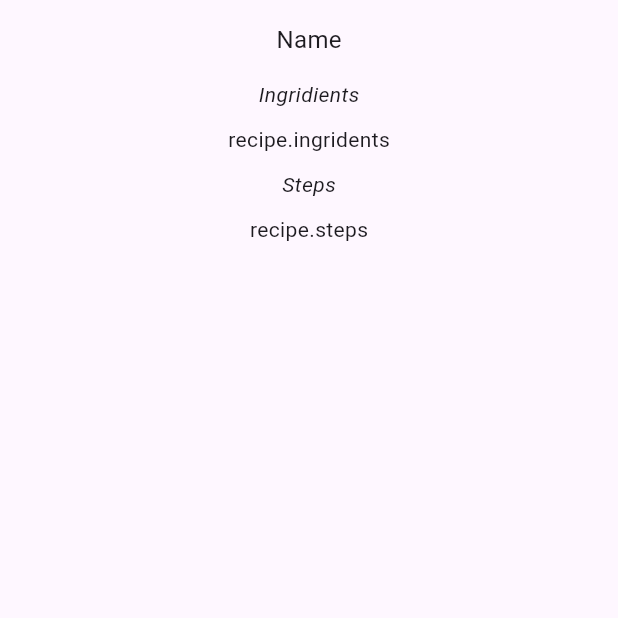
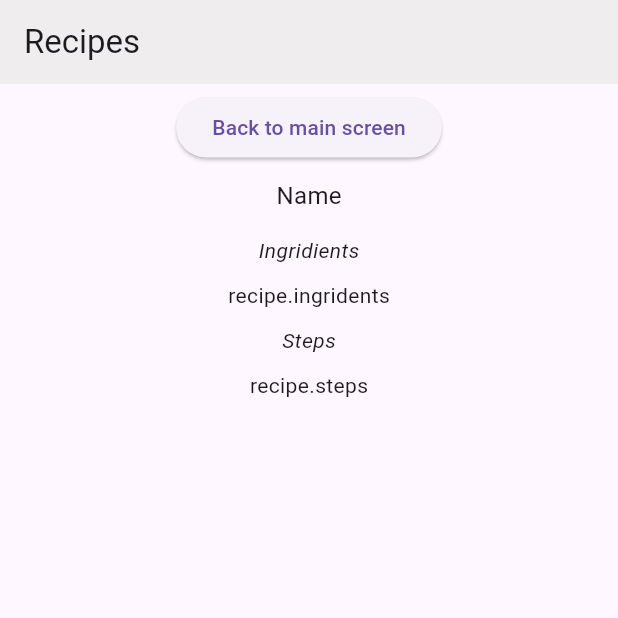
Before and after one commit to Slouna/reseptikirja, a Flutter app: the RecipeScreen screen opened directly, on a phone screen of 412 x 824 dp, the top half of it. Run offline on Flutter 3.47's test engine with Material 3 defaults, Android fonts, the phone set to English and light mode, and no system bars; our stand-ins replace flutter_form_builder, form_builder_validators, get, hive_ce_flutter; accounts and stored records are empty.

Commit message:
navigation to named recipe route added

```diff
--- a/lib/main.dart
+++ b/lib/main.dart
@@ -12,7 +12,8 @@ Future<void> main() async {
   await Hive.initFlutter();
   await Hive.openBox("storage");
   Get.lazyPut<RecipeController>(() => RecipeController());
-  runApp(GetMaterialApp(home: MainPage(), getPages: [
+  runApp(GetMaterialApp(initialRoute: "/", getPages: [
+    GetPage(name: "/", page: () => MainPage()),
     GetPage(name: "/recipe/:recipeName", page: () => RecipeScreen())
   ], ));
 }
--- a/lib/widgets/main_page.dart
+++ b/lib/widgets/main_page.dart
@@ -4,7 +4,7 @@ import 'package:reseptikirja/main.dart';
 import 'package:reseptikirja/widgets/favourites_screen.dart';
 import 'package:reseptikirja/widgets/new_recipe_screen.dart';
 import 'package:reseptikirja/widgets/recipe_screen.dart';
-import '../destinations.dart';
+
 
 class MainPage extends StatefulWidget {
   const MainPage({super.key});
@@ -43,6 +43,7 @@ class _MainPageState extends State<MainPage> {
         backgroundColor: (const Color.fromARGB(255, 239, 237, 237)),
       ),
       body: pages[_selectedIndex],
+
       bottomNavigationBar: BottomNavigationBar(
         elevation: 0,
         backgroundColor: Colors.white,
--- a/lib/widgets/recipe_card.dart
+++ b/lib/widgets/recipe_card.dart
@@ -32,7 +32,9 @@ class RecipeCard extends StatelessWidget {
           ),
           Container(padding: EdgeInsets.all(5), child: Text(recipe.steps!)),
 
-          IconButton(onPressed: null, icon: Icon(Icons.favorite_border, color: Colors.red[300],))
+          Row(mainAxisAlignment: MainAxisAlignment.spaceEvenly, children: [IconButton(onPressed: null, icon: Icon(Icons.favorite_border, color: Colors.red[300]), tooltip: "Add to favourites",),
+          IconButton(onPressed: () => Get.toNamed("/recipe/${recipe.name}"), icon: Icon(Icons.edit), tooltip: "Edit recipe",),
+          ])
     ],));
   }
 
--- a/lib/widgets/recipe_list_view.dart
+++ b/lib/widgets/recipe_list_view.dart
@@ -15,13 +15,9 @@ class RecipeListView extends StatelessWidget {
           ? Center(child: Text('No Recipes Yet'))
           : ListView(
               children: recipeController.recipes
-                  .map(
-                    (recipe) => RecipeCard(recipe: recipe,
-                    ),
-                  )
+                  .map((recipe) => RecipeCard(recipe: recipe))
                   .toList(),
             ),
     );
-
   }
 }
--- a/lib/widgets/recipe_screen.dart
+++ b/lib/widgets/recipe_screen.dart
@@ -5,15 +5,25 @@ import 'package:reseptikirja/widgets/recipe_card.dart';
 import 'package:get/get.dart';
 
 class RecipeScreen extends StatelessWidget {
+
   @override
   Widget build(BuildContext context) {
-    return Scaffold(body: Container(
+    var recipeName = Get.parameters["recipeName"];
+    return Scaffold(
+      appBar: AppBar(
+        title: Text("Recipes"),
+        backgroundColor: (const Color.fromARGB(255, 239, 237, 237)),
+      ),
+      body: Container(
         padding: EdgeInsets.all(5),
         child: Column(
           children: [
+            ElevatedButton(onPressed: () => Get.back(), child: Text("Back to main screen")),
             Container(
               padding: EdgeInsets.all(10),
-            child: Center(child: Text("Name", style: TextStyle(fontSize: 16))),
+              child: Center(
+                child: Text("Name", style: TextStyle(fontSize: 16)),
+              ),
             ),
             Container(
               padding: EdgeInsets.all(5),
@@ -28,12 +38,15 @@ class RecipeScreen extends StatelessWidget {
             ),
             Container(
               padding: EdgeInsets.all(5),
-            child: Text("Steps", style: TextStyle(fontStyle: FontStyle.italic)),
+              child: Text(
+                "Steps",
+                style: TextStyle(fontStyle: FontStyle.italic),
+              ),
             ),
             Container(padding: EdgeInsets.all(5), child: Text("recipe.steps")),
           ],
         ),
-    ));
-
+      ),
+    );
   }
 }
```
Lines whose indentation alone changed are shown as unchanged.
